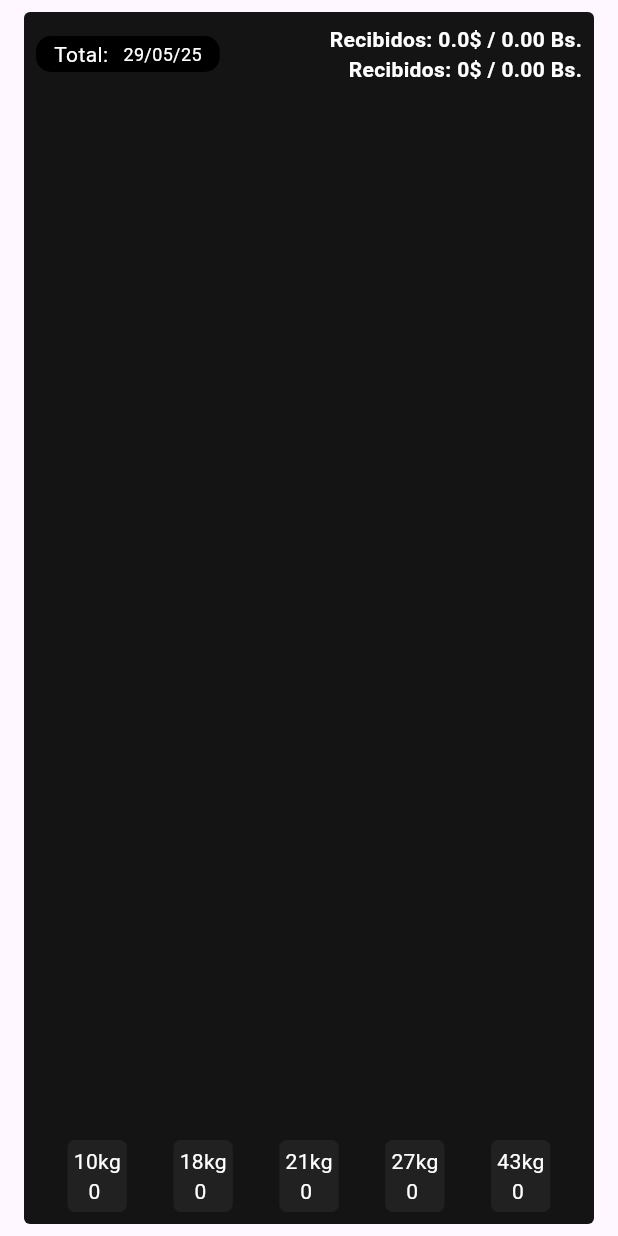
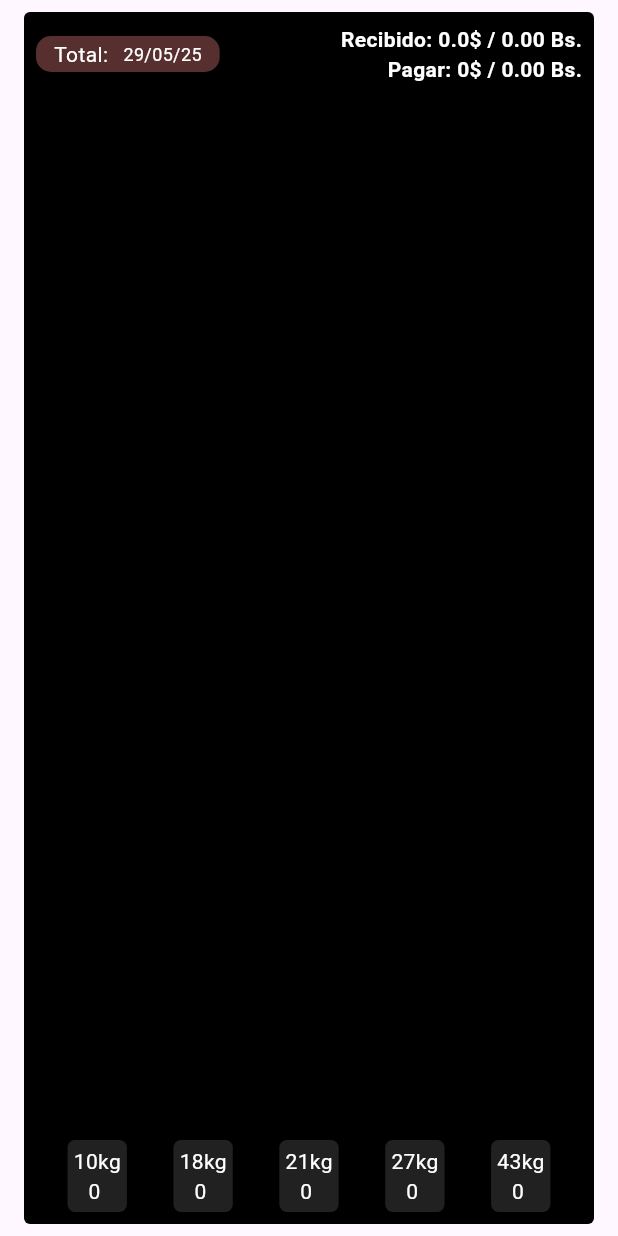
Before and after one commit to Joe-Molina/bombonas_app, a Flutter app: the ResumeCard widget shown alone on an empty page, opened directly with empty values, on a phone screen of 412 x 824 dp. Run offline on Flutter 3.47's test engine with Material 3 defaults, Android fonts, the light colour scheme and no system bars; network calls fail.

Commit message:
colores cambiados

```diff
--- a/lib/screens/orders_screen.dart
+++ b/lib/screens/orders_screen.dart
@@ -2,7 +2,6 @@ import 'package:bombonas_app/components/app_bar.dart';
 import 'package:bombonas_app/data/models/bcv_response.dart';
 import 'package:bombonas_app/data/models/clients_response.dart';
 import 'package:bombonas_app/data/models/form_post.dart';
-import 'package:bombonas_app/data/models/orders_detail_response.dart';
 import 'package:bombonas_app/screens/create_order_screen.dart';
 import 'package:bombonas_app/components/order_card.dart';
 import 'package:bombonas_app/data/models/orders_response.dart';
@@ -263,7 +262,7 @@ class ResumeCard extends StatelessWidget {
       child: Container(
         decoration: BoxDecoration(
           borderRadius: BorderRadius.circular(4),
-          color: const Color.fromARGB(255, 20, 20, 20),
+          color: const Color.fromARGB(255, 0, 0, 0),
         ),
         child: Padding(
           padding: const EdgeInsets.all(8.0),
@@ -278,7 +277,7 @@ class ResumeCard extends StatelessWidget {
                     decoration: BoxDecoration(
                       // border: Border.all(color: Colors.white, width: .5)
                       borderRadius: BorderRadius.circular(10.0),
-                      color: Colors.black,
+                      color: const Color.fromARGB(255, 87, 47, 47),
                     ),
                     child: Padding(
                       padding: const EdgeInsets.only(
@@ -303,7 +302,7 @@ class ResumeCard extends StatelessWidget {
                     crossAxisAlignment: CrossAxisAlignment.end,
                     children: [
                       Text(
-                        "Recibidos: ${((total.kg10 * 5.5) + (total.kg18 * 11) + (total.kg21 * 13) + (total.kg27 * 16) + (total.kg43 * 24))}\$ / ${(((total.kg10 * 5.5) + (total.kg18 * 11) + (total.kg21 * 13) + (total.kg27 * 16) + (total.kg43 * 24)) * bcv).toStringAsFixed(2)} Bs.",
+                        "Recibido: ${((total.kg10 * 5.5) + (total.kg18 * 11) + (total.kg21 * 13) + (total.kg27 * 16) + (total.kg43 * 24))}\$ / ${(((total.kg10 * 5.5) + (total.kg18 * 11) + (total.kg21 * 13) + (total.kg27 * 16) + (total.kg43 * 24)) * bcv).toStringAsFixed(2)} Bs.",
                         style: TextStyle(
                           color: Colors.white,
                           fontSize: 14,
@@ -311,7 +310,7 @@ class ResumeCard extends StatelessWidget {
                         ),
                       ),
                       Text(
-                        "Recibidos: ${((total.kg10 * 5) + (total.kg18 * 10) + (total.kg21 * 12) + (total.kg27 * 15) + (total.kg43 * 22))}\$ / ${(((total.kg10 * 5) + (total.kg18 * 10) + (total.kg21 * 12) + (total.kg27 * 15) + (total.kg43 * 22)) * bcv).toStringAsFixed(2)} Bs.",
+                        "Pagar: ${((total.kg10 * 5) + (total.kg18 * 10) + (total.kg21 * 12) + (total.kg27 * 15) + (total.kg43 * 22))}\$ / ${(((total.kg10 * 5) + (total.kg18 * 10) + (total.kg21 * 12) + (total.kg27 * 15) + (total.kg43 * 22)) * bcv).toStringAsFixed(2)} Bs.",
                         style: TextStyle(
                           color: Colors.white,
                           fontSize: 14,
@@ -370,3 +369,5 @@ OrdersDetailForm getOrderDetails(List<OrdersResponse> orders) {
     kg43: kg43,
   );
 }
+
+// arreglar hora en total week a la hora q esta en el estado escogida
```
